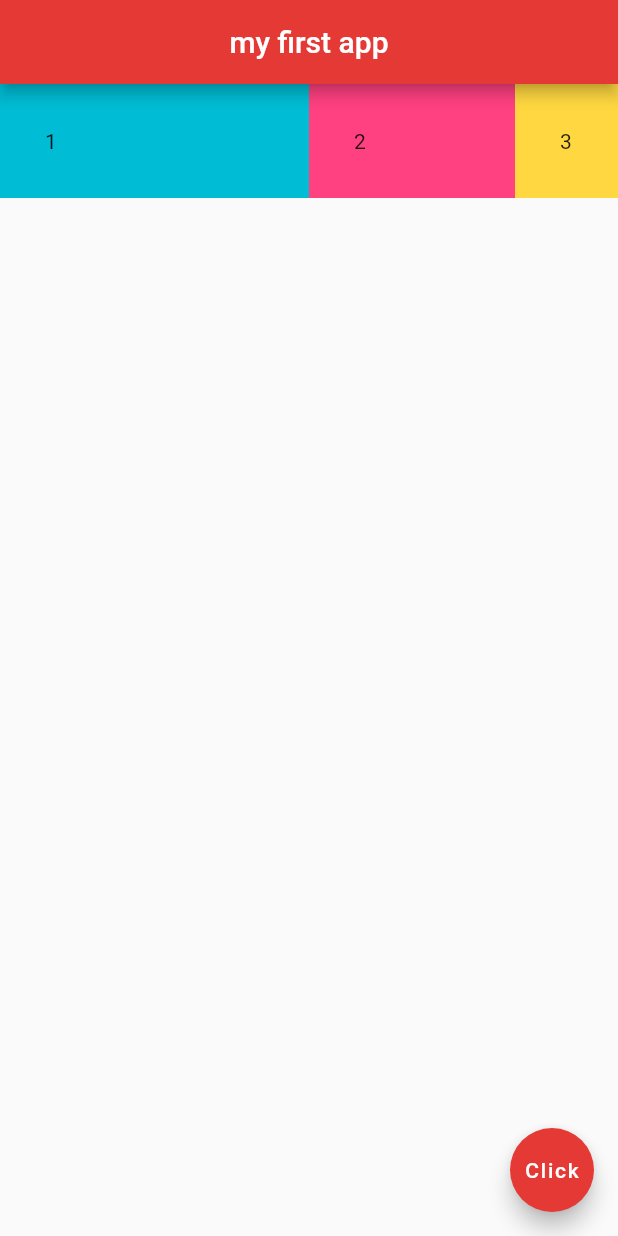
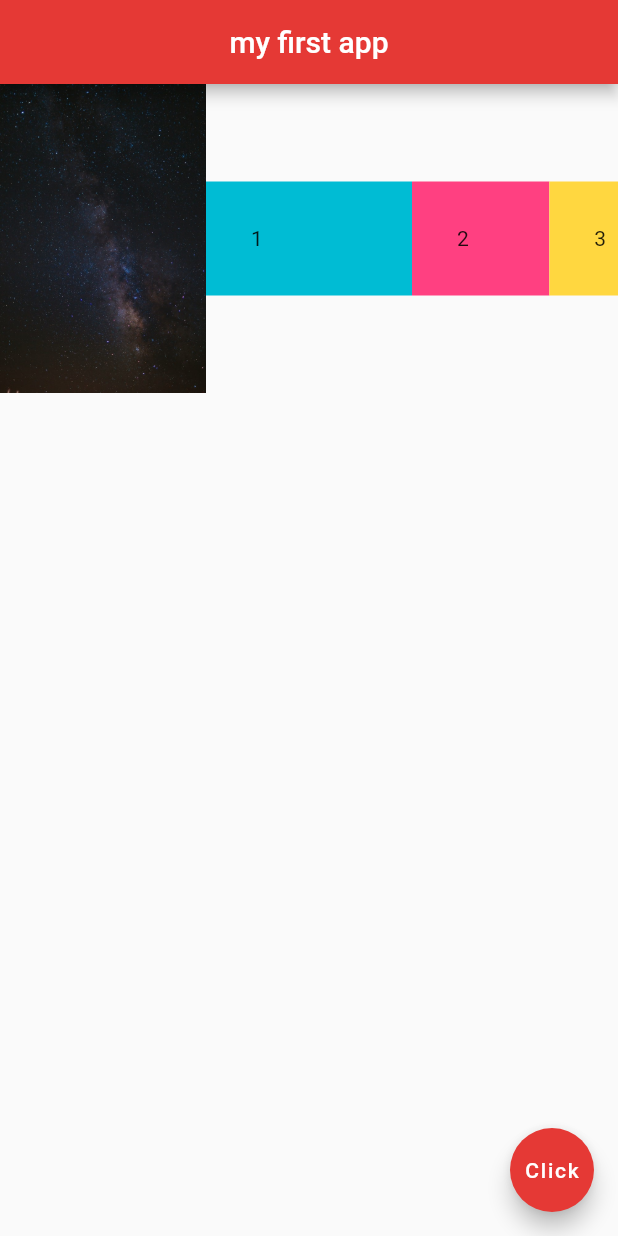
Before and after one commit to SimonB87/flutter-app, a Flutter app: the screen it shows after launch, on a phone screen of 412 x 824 dp. Run offline on Flutter 3.47's test engine with Material 2 defaults, Android fonts, the phone set to English and light mode, and no system bars.

Commit message:
Lesson 14 - Expanded widget on image

```diff
--- a/lib/main.dart
+++ b/lib/main.dart
@@ -16,6 +16,9 @@ class Home extends StatelessWidget {
       ),
       body: Row(
         children: <Widget>[
+          Expanded(
+              flex: 3,
+              child: Image.asset("assets/img/spacepic1.jpg")),
           Expanded(
             flex: 3,
             child: Container(
```
